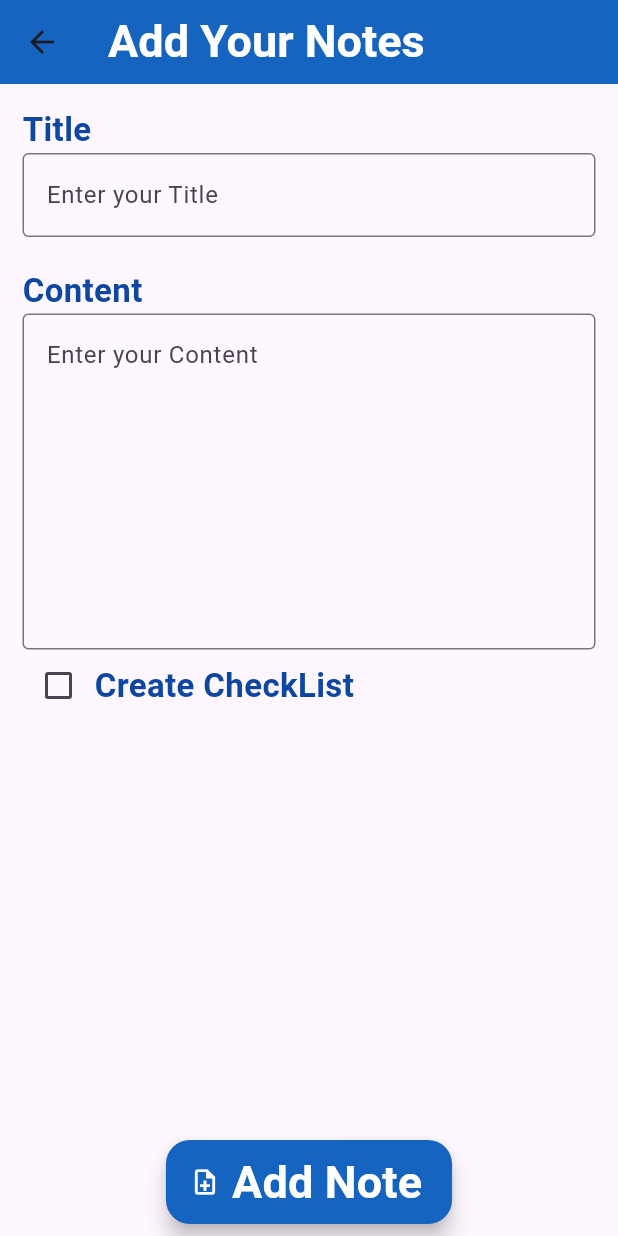
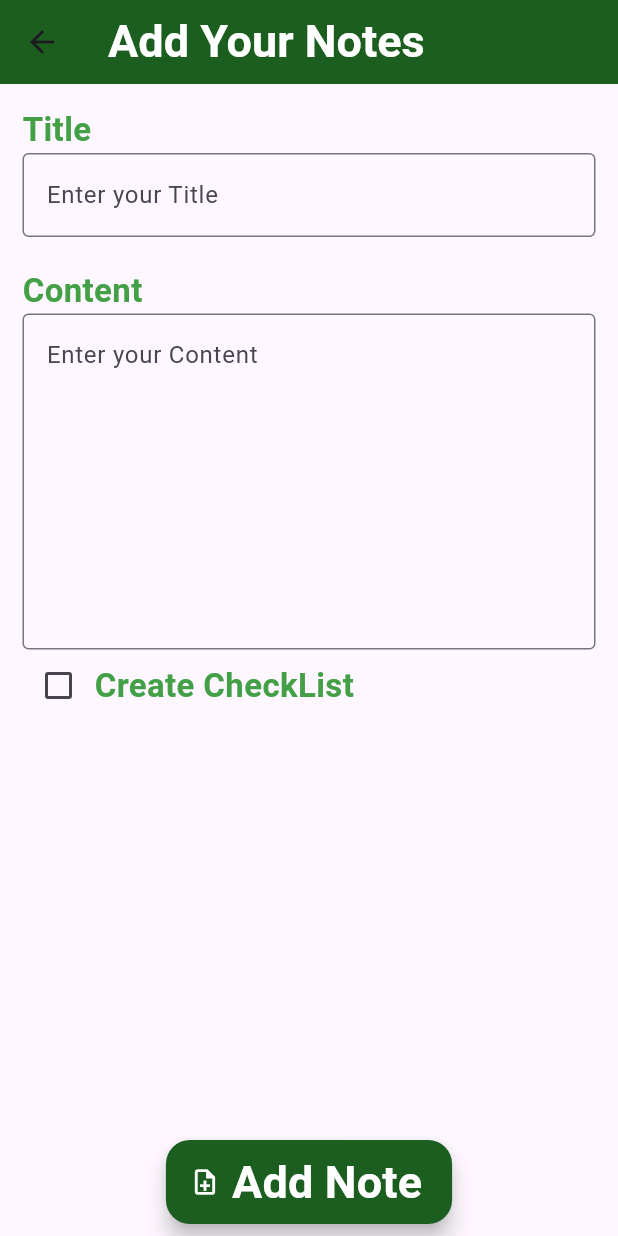
Before and after one commit to sreedeviluminar/noteapp_internship, a Flutter app: the AddNoteScreen screen opened directly, on a phone screen of 412 x 824 dp. Run offline on Flutter 3.47's test engine with Material 3 defaults, Android fonts, the phone set to English and light mode, and no system bars; our stand-ins replace google_fonts, hive, hive_flutter, lottie, top_snackbar_flutter; accounts and stored records are empty; generated files the repository leaves out were written again.

Commit message:
initial commit

```diff
--- a/lib/screens/addNoteScreen.dart
+++ b/lib/screens/addNoteScreen.dart
@@ -2,6 +2,7 @@ import 'package:flutter/material.dart';
 import 'package:noteapp_internship/model/note.dart';
 import 'package:noteapp_internship/utils/appcolors.dart';
 import 'package:noteapp_internship/utils/snackbar.dart';
+
 import '../database/db.dart';
 import '../utils/textConstants.dart';
 
--- a/lib/utils/appcolors.dart
+++ b/lib/utils/appcolors.dart
@@ -1,10 +1,10 @@
 import 'package:flutter/material.dart';
 
 class AppColor{
-  static Color? basicTheme = Colors.blue[800];
-  static Color? secondaryTheme = const Color(0xAB51B7EE);
+  static Color? basicTheme = Colors.green[900];
+  static Color? secondaryTheme = const Color(0xABA2E18F);
   static Color? headTextTheme  = Colors.white;
   static Color? contentColor   = Colors.grey[600];
-  static Color? bodyTextColor   = Colors.blue[900];
+  static Color? bodyTextColor   = Colors.green[600];
 
 }
```
